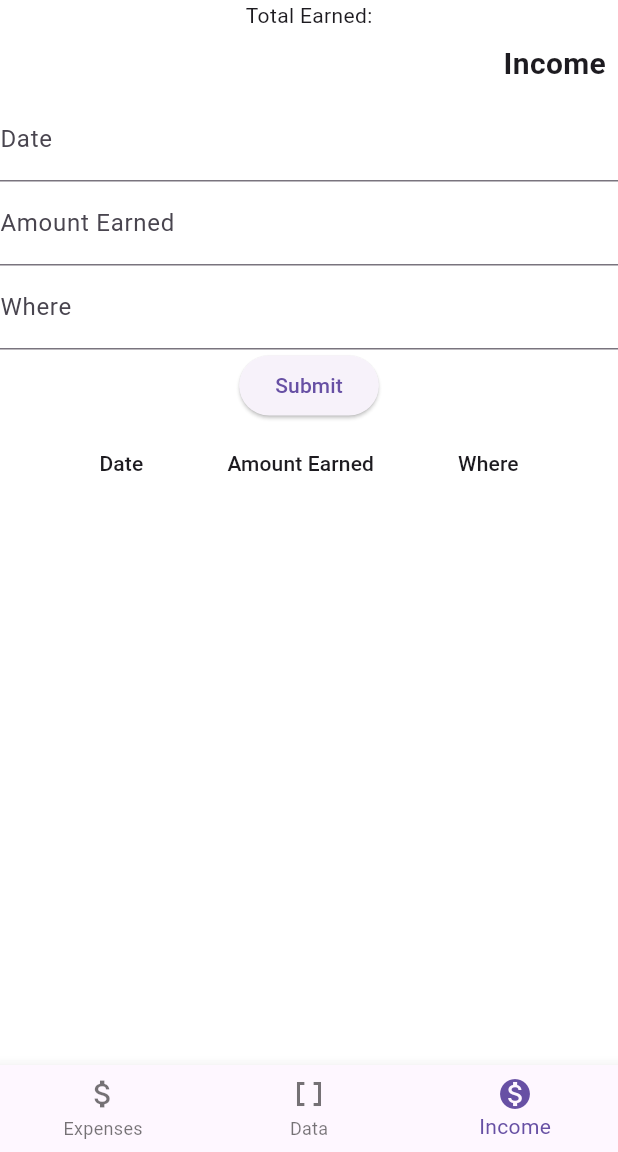
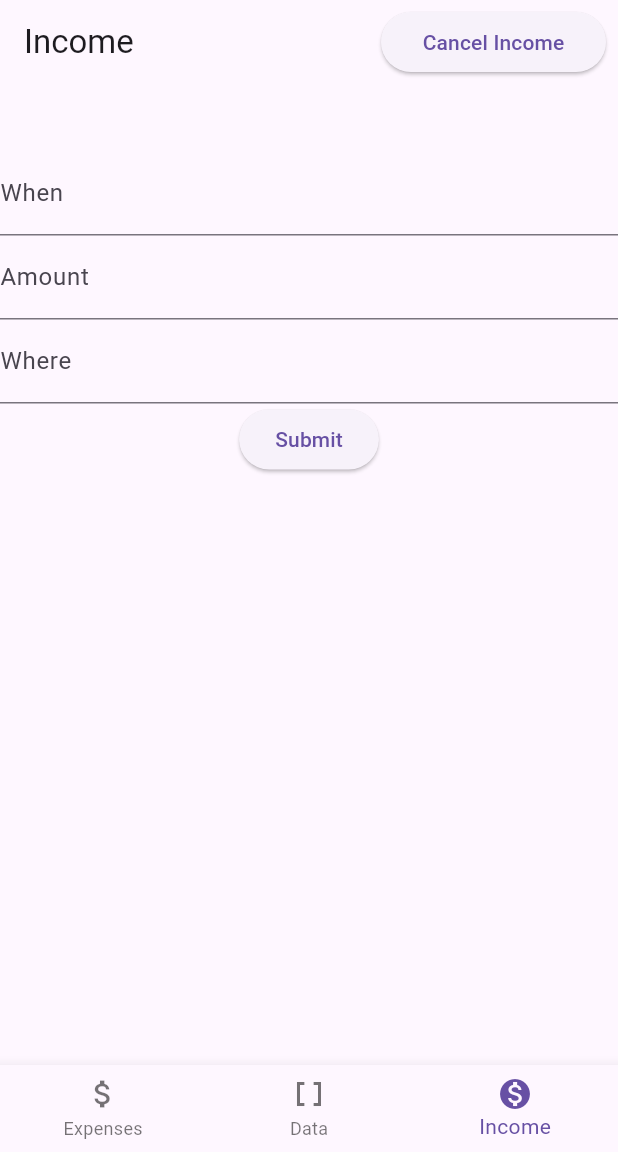
Before and after one commit to ihedwards/MoneyWoman, a Flutter app: the screen it shows after launch, item 3 of the bottom bar chosen, after a tap on "Add Income", on a phone screen of 412 x 824 dp, the part 84-1236 px from its top. Run offline on Flutter 3.47's test engine with Material 3 defaults, Android fonts, the phone set to English and light mode, and no system bars; our stand-ins replace shared_preferences.

Commit message:
Table :)
buttons formatted (minus save button) table and shared_prefences done on both tabs. code is beginning commenting

```diff
--- a/lib/main.dart
+++ b/lib/main.dart
@@ -9,7 +9,7 @@ void main() {
 }
 
 class MyApp extends StatelessWidget {
-  const MyApp({Key? key}) : super(key: key);
+  const MyApp({super.key});
 
   @override
   Widget build(BuildContext context) {
@@ -24,11 +24,12 @@ class MyApp extends StatelessWidget {
 }
 
 class MyHomePage extends StatefulWidget {
-  const MyHomePage({Key? key, required this.title}) : super(key: key);
+  const MyHomePage({super.key, required this.title});
 
   final String title;
 
   @override
+  // ignore: library_private_types_in_public_api
   _MyHomePageState createState() => _MyHomePageState();
 }
 
@@ -44,7 +45,8 @@ class _MyHomePageState extends State<MyHomePage> {
     _pages = [
       Expenses(updateTableData: updateTableData),
       const Data(),
-      const Income(),
+      Income(updateTableData: updateTableData),
+
     ];
   }
 
--- a/lib/tabs/expenses.dart
+++ b/lib/tabs/expenses.dart
@@ -1,4 +1,5 @@
 import 'package:flutter/material.dart';
+import 'package:flutter/widgets.dart';
 import 'package:flutter_money_working/user_form.dart';
 import 'package:shared_preferences/shared_preferences.dart';
 import 'dart:convert';
@@ -6,17 +7,18 @@ import 'dart:convert';
 class Expenses extends StatefulWidget {
   final Function(List<Map<String, String>>) updateTableData;
 
-  const Expenses({Key? key, required this.updateTableData}) : super(key: key);
+  const Expenses({super.key, required this.updateTableData});
 
   @override
+  // ignore: library_private_types_in_public_api
   _ExpensesState createState() => _ExpensesState();
 }
 
 class _ExpensesState extends State<Expenses> {
   late SharedPreferences _prefs;
   List<Map<String, String>> _tableData = [];
-  bool _isFormVisible = false;
-  bool _prefsInitialized = false;
+  bool _isFormVisible = false; //form is not initially visible
+  bool _prefsInitialized = false; //shared_preferences are not initialized
 
   @override
   void initState() {
@@ -28,26 +30,31 @@ class _ExpensesState extends State<Expenses> {
     _prefs = await SharedPreferences.getInstance();
     await _retrieveData(); // Wait for SharedPreferences data retrieval
     setState(() {
-      _prefsInitialized = true;
+      _prefsInitialized = true; //shared_preferences are initialized
     });
   }
 
-  Future<void> _retrieveData() async {
+  Future<void> _retrieveData() async { //retrieves data
   final String? jsonData = _prefs.getString('expenses_data');
-    if (jsonData != null) {
-      final List<dynamic> decodedData = jsonDecode(jsonData);
+  if (jsonData != null) { //if data is jsonData run
+    final decodedData = jsonDecode(jsonData); //decodes json data
+    if (decodedData is List<dynamic>) {
       setState(() {
-        _tableData = List<Map<String, String>>.from(decodedData);
+        _tableData = List<Map<String, String>>.from(decodedData.map((item) => //adds decoded data to table
+            item is Map<String, dynamic>
+                ? item.map((key, value) => MapEntry(key, value.toString()))
+                : Map<String, String>.from({})));
       });
+    }
   }
 }
 
   Future<void> _saveData() async {
-    final String jsonData = jsonEncode(_tableData);
+    final String jsonData = jsonEncode(_tableData); //encodes data into json. saving data
     await _prefs.setString('expenses_data', jsonData);
   }
 
-  void _addNewData(Map<String, String> newData) {
+  void _addNewData(Map<String, String> newData) { // add new data to the table
     setState(() {
       _tableData.add(newData);
       _saveData(); // Save data whenever it's updated
@@ -55,7 +62,7 @@ class _ExpensesState extends State<Expenses> {
     widget.updateTableData(_tableData); // Update data in parent widget
   }
 
-  void _toggleFormVisibility() {
+  void _toggleFormVisibility() { //sets up toggleformvisibility, goes from visible to not.
     setState(() {
       _isFormVisible = !_isFormVisible;
     });
@@ -66,6 +73,27 @@ class _ExpensesState extends State<Expenses> {
   return Scaffold(
     appBar: AppBar(
       title: const Text('Expenses'),
+      actions: [
+        Padding(
+          padding: const EdgeInsets.only(right: 8.0),
+          child: SizedBox(
+            width: 150,
+            height: 40,
+            child: ElevatedButton(
+              onPressed: () {
+                _toggleFormVisibility();
+              },
+              style: ElevatedButton.styleFrom(
+                padding: const EdgeInsets.all(8.0),
+                shape: RoundedRectangleBorder(
+                  borderRadius: BorderRadius.circular(25),
+                ),
+              ),
+              child: Text(_isFormVisible ? 'Cancel Expenses' : 'Add Expenses'),
+            ),
+          ),
+        ),
+      ],
     ),
     body: _prefsInitialized ? _buildBody() : _buildLoadingIndicator(),
   );
@@ -78,15 +106,14 @@ class _ExpensesState extends State<Expenses> {
         children: [
           if (_isFormVisible)
             MyCustomForm(
-              title: 'Expense Form',
+              title: '',
               fields: const ['When', 'Amount', 'Where'],
               onFormClosed: _toggleFormVisibility,
               onFormSubmitted: (data) {
                 _addNewData(data);
-                _toggleFormVisibility();
               }, tital: '',
             ),
-          if (_tableData.isNotEmpty)
+          if (!_isFormVisible && _tableData.isNotEmpty)
             DataTable(
               columns: _tableData.isNotEmpty
                   ? _tableData.first.keys.map((String key) {
@@ -105,12 +132,8 @@ class _ExpensesState extends State<Expenses> {
             const Center(
               child: Text('No Expense Data Available'),
             ),
-          ElevatedButton(
-            onPressed: () {
-              _toggleFormVisibility();
-            },
-            child: Text(_isFormVisible ? 'Cancel Expense' : 'Add Expense'),
-          ),
+
+
       ],
       ),
     );
--- a/lib/tabs/income.dart
+++ b/lib/tabs/income.dart
@@ -1,94 +1,145 @@
 import 'package:flutter/material.dart';
 import 'package:flutter_money_working/user_form.dart';
+import 'package:shared_preferences/shared_preferences.dart';
+import 'dart:convert';
 
 class Income extends StatefulWidget {
-  const Income({super.key});
+  final Function(List<Map<String, String>>) updateTableData;
+
+  const Income({Key? key, required this.updateTableData}) : super(key: key);
 
   @override
-  // ignore: library_private_types_in_public_api
   _IncomeState createState() => _IncomeState();
 }
 
 class _IncomeState extends State<Income> {
-  bool showForm = false;
-  bool isButtonVisible = true;
+  late SharedPreferences _prefs;
+  List<Map<String, String>> _tableData = [];
+  bool _isFormVisible = false;
+  bool _prefsInitialized = false;
 
-  bool previousShowForm = false; // Initialize with some default value
+  @override
+  void initState() {
+    super.initState();
+    _initSharedPreferences();
+  }
 
-  void _noFormVisibility() {
+  Future<void> _initSharedPreferences() async {
+    _prefs = await SharedPreferences.getInstance();
+    await _retrieveData(); // Wait for SharedPreferences data retrieval
     setState(() {
-      previousShowForm = showForm; // Store the previous state
-      showForm = !showForm; // Toggle the state
+      _prefsInitialized = true;
     });
   }
 
-  void _showFormVisibility() {
+  Future<void> _retrieveData() async {
+    final String? jsonData = _prefs.getString('income_data');
+    if (jsonData != null) {
+      final decodedData = jsonDecode(jsonData);
+      if (decodedData is List<dynamic>) {
         setState(() {
-      showForm = true; // Set showForm to true
+          _tableData = List<Map<String, String>>.from(decodedData.map((item) =>
+              item is Map<String, dynamic>
+                  ? item.map((key, value) => MapEntry(key, value.toString()))
+                  : Map<String, String>.from({})));
         });
       }
-
-  void hideButton() {
-    setState(() {
-      isButtonVisible = false;
-    });
+    }
   }
 
-  void showButton() {
+  Future<void> _saveData() async {
+    final String jsonData = jsonEncode(_tableData);
+    await _prefs.setString('income_data', jsonData);
+  }
+
+  void _addNewData(Map<String, String> newData) {
     setState(() {
-      isButtonVisible = true;
+      _tableData.add(newData);
+      _saveData(); // Save data whenever it's updated
+    });
+    widget.updateTableData(_tableData); // Update data in parent widget
+  }
+
+  void _toggleFormVisibility() {
+    setState(() {
+      _isFormVisible = !_isFormVisible;
     });
   }
 
  @override
 Widget build(BuildContext context) {
-    return Container(
-      color: Colors.white,
-      child: Center(
-        child: Column(
-          children: [
-            Visibility(
-              visible: isButtonVisible,
+  return Scaffold(
+    appBar: AppBar(
+      title: const Text('Income'),
+      actions: [
+        Padding(
+          padding: const EdgeInsets.only(right: 8.0),
+          child: SizedBox(
+            width: 150,
+            height: 40,
             child: ElevatedButton(
               onPressed: () {
-                  _showFormVisibility();
-                  hideButton();
+                _toggleFormVisibility();
               },
-                child: const Text('Add Income'),
+              style: ElevatedButton.styleFrom(
+                padding: const EdgeInsets.all(8.0),
+                shape: RoundedRectangleBorder(
+                  borderRadius: BorderRadius.circular(25),
                 ),
               ),
-            RichText(
-              text: TextSpan(
-                text: 'Total Earned:',
-                style: DefaultTextStyle.of(context).style,
+              child: Text(_isFormVisible ? 'Cancel Income' : 'Add Income'),
             ),
-            ),
-            if (showForm)
-              MyCustomForm(
-                title: 'Income',
-                fields: const ['Date', 'Amount Earned', 'Where'],
-                onFormClosed: () {
-                  setState(() {
-                    _noFormVisibility();
-                    showButton();
-                  });
-                },
-                tital: '', onFormSubmitted: (Map<String, String> expenseData) {  }, // Ensure this parameter is correctly spelled as 'title'
-              ),
-            Visibility(
-              visible: true,
-              child: DataTable(
-                columns: const [
-                  DataColumn(label: Text('Date')),
-                  DataColumn(label: Text('Amount Earned')),
-                  DataColumn(label: Text('Where')),
-                ],
-                rows: const [],
           ),
         ),
       ],
     ),
+    body: _prefsInitialized ? _buildBody() : _buildLoadingIndicator(),
+  );
+}
+
+
+  Widget _buildBody() {
+    return SingleChildScrollView(
+      child: Column(
+        crossAxisAlignment: CrossAxisAlignment.stretch,
+        children: [
+          if (_isFormVisible)
+            MyCustomForm(
+              title: '',
+              fields: const ['When', 'Amount', 'Where'],
+              onFormClosed: _toggleFormVisibility,
+              onFormSubmitted: (data) {
+                _addNewData(data);
+              }, tital: '',
+            ),
+          if (!_isFormVisible && _tableData.isNotEmpty)
+            DataTable(
+              columns: _tableData.isNotEmpty
+                  ? _tableData.first.keys.map((String key) {
+                      return DataColumn(label: Text(key));
+                    }).toList()
+                  : [],
+              rows: _tableData.map((Map<String, String> data) {
+                return DataRow(
+                  cells: data.keys.map((String key) {
+                    return DataCell(Text(data[key] ?? ''));
+                  }).toList(),
+                );
+              }).toList(),
+            ),
+          if (_tableData.isEmpty && !_isFormVisible)
+            const Center(
+              child: Text('No Income Data Available'),
+            ),
+
+        ],
       ),
     );
   }
+
+  Widget _buildLoadingIndicator() {
+    return const Center(
+      child: CircularProgressIndicator(),
+    );
   }
+}
--- a/lib/user_form.dart
+++ b/lib/user_form.dart
@@ -9,12 +9,12 @@ class MyCustomForm extends StatefulWidget {
   final void Function(Map<String, String> expenseData) onFormSubmitted;
 
   const MyCustomForm({
-    Key? key,
+    super.key,
     required this.title,
     required this.fields,
     required this.onFormClosed,
     required this.onFormSubmitted, required String tital,
-  }) : super(key: key);
+  });
 
   @override
   MyCustomFormState createState() => MyCustomFormState();
@@ -42,7 +42,9 @@ class MyCustomFormState extends State<MyCustomForm> {
   @override
   void dispose() {
     // Dispose of TextEditingController instances
-    controllers.forEach((controller) => controller.dispose());
+    for (var controller in controllers) {
+      controller.dispose();
+    }
     super.dispose();
   }
 
@@ -108,9 +110,11 @@ class MyCustomFormState extends State<MyCustomForm> {
     try {
       String jsonData = jsonEncode(data);
       await prefs.setString(widget.title, jsonData);
+      // ignore: avoid_print
       print('Data stored in shared preferences: $data');
       widget.onFormSubmitted(data);
     } catch (error) {
+      // ignore: avoid_print
       print('Error saving data to shared preferences: $error');
       // Handle error, if any
     }
```
Also changed, not shown: pubspec.lock. Lines whose indentation alone changed are shown as unchanged.
